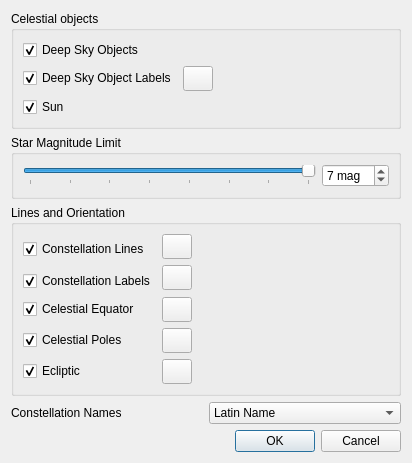
Above: src/plugins/render/stars/StarsConfigWidget.ui from KDE/marble before the change. Below: the same form after it.
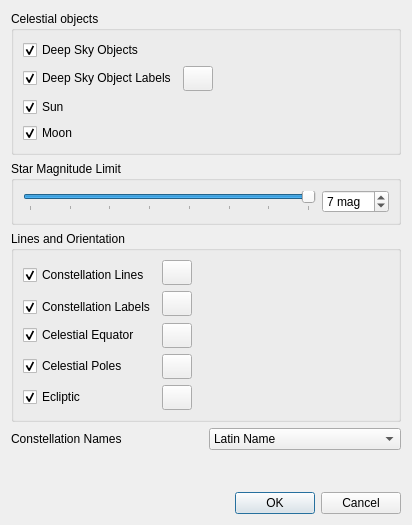
That is the form after the change.

Commit message:
Showing the Moon in the Stars plug-in
StarsPlugin is showing the Moon (custom Moon pixmap without phases stuff), which is customizable with Stars' preferences.

Patch:
```diff
--- a/src/plugins/render/stars/StarsConfigWidget.ui
+++ b/src/plugins/render/stars/StarsConfigWidget.ui
@@ -7,7 +7,7 @@
     <x>0</x>
     <y>0</y>
     <width>412</width>
-    <height>432</height>
+    <height>525</height>
    </rect>
   </property>
   <property name="windowTitle">
@@ -108,6 +108,29 @@
         </property>
        </spacer>
       </item>
+      <item row="3" column="0">
+       <widget class="QCheckBox" name="m_viewMoonCheckbox">
+        <property name="text">
+         <string>Moon</string>
+        </property>
+        <property name="checked">
+         <bool>true</bool>
+        </property>
+       </widget>
+      </item>
+      <item row="3" column="2">
+       <spacer name="horizontalSpacer_10">
+        <property name="orientation">
+         <enum>Qt::Horizontal</enum>
+        </property>
+        <property name="sizeHint" stdset="0">
+         <size>
+          <width>40</width>
+          <height>20</height>
+         </size>
+        </property>
+       </spacer>
+      </item>
      </layout>
     </widget>
    </item>
```
The commit also changes 5 other files.
